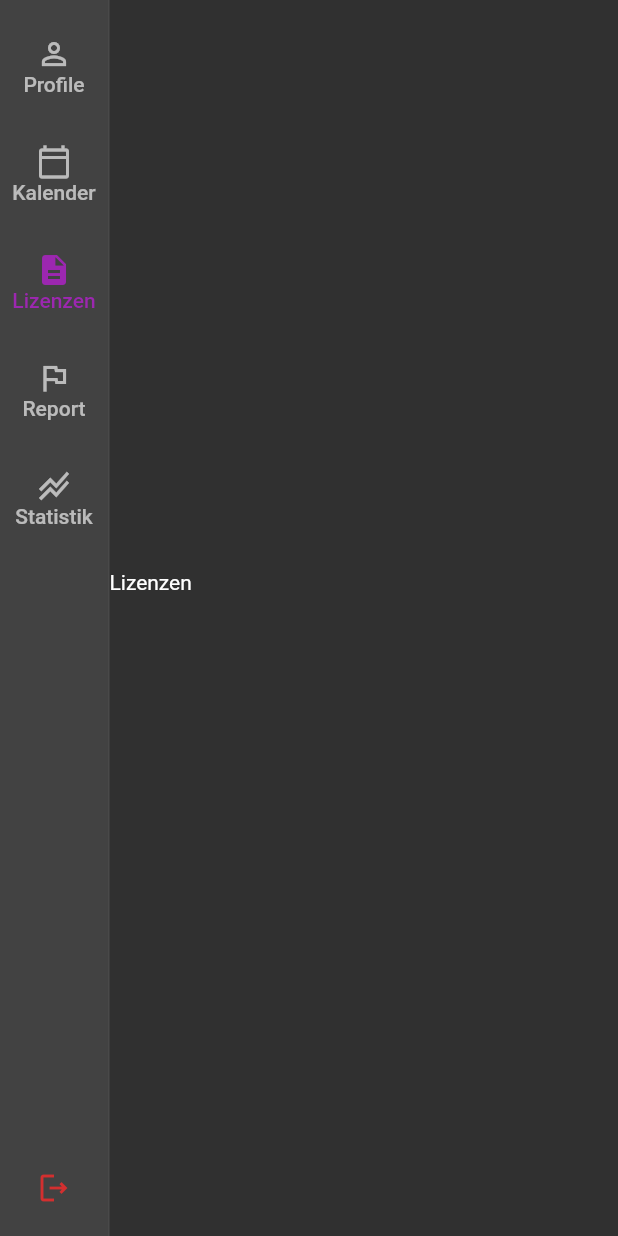
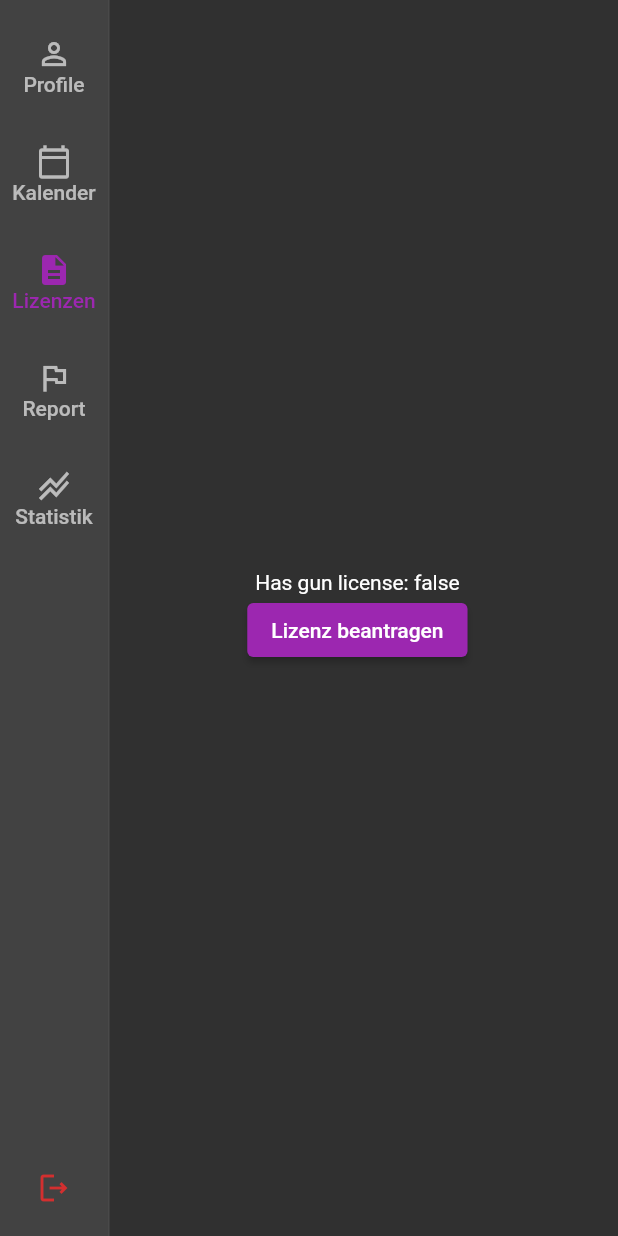
Before and after one commit to floodoo/gun_club, a Flutter app: the WebLayout screen opened by its route, after a tap on "Kalender", after a tap on "Lizenzen", on a phone screen of 412 x 824 dp. Run offline on Flutter 3.47's test engine with Material 2 defaults, Android fonts, the phone set to English and light mode, and no system bars; our stand-ins replace device_info_plus, flutter_riverpod, freezed_annotation, go_router, riverpod_annotation, supabase_flutter; accounts and stored records are empty; generated files the repository leaves out were written again.

Commit message:
add gun license

```diff
--- a/lib/src/core/ui/widgets/web_layout.dart
+++ b/lib/src/core/ui/widgets/web_layout.dart
@@ -1,6 +1,7 @@
 import 'package:flutter/material.dart';
 import 'package:go_router/go_router.dart';
 import 'package:gun_club/src/core/constants/supabase.constants.dart';
+import 'package:gun_club/src/features/gun_license/presentation/gun_license.page.dart';
 import 'package:gun_club/src/features/profile/presentation/profile.page.dart';
 
 class WebLayout extends StatefulWidget {
@@ -20,7 +21,7 @@ class _WebLayoutState extends State<WebLayout> {
       children: const [
         ProfilePage(),
         Text("Kalender"),
-        Text("Lizenzen"),
+        GunLicensePage(),
         Text("Report"),
         Text("Statistik"),
       ],
@@ -82,9 +83,7 @@ class _WebLayoutState extends State<WebLayout> {
             ],
           ),
           const VerticalDivider(thickness: 1, width: 1),
-          Expanded(
-            child: child,
-          )
+          Expanded(child: Center(child: child)),
         ],
       ),
     );
--- /dev/null
+++ b/lib/src/features/gun_license/data/sources/dto/gun_license.dto.dart
@@ -0,0 +1,13 @@
+import 'package:freezed_annotation/freezed_annotation.dart';
+
+part 'gun_license.dto.freezed.dart';
+part 'gun_license.dto.g.dart';
+
+@freezed
+class GunLicenseDto with _$GunLicenseDto {
+  const factory GunLicenseDto({
+    @Default(false) bool gunLicense,
+  }) = _LicenseDto;
+
+  factory GunLicenseDto.fromJson(Map<String, dynamic> json) => _$GunLicenseDtoFromJson(json);
+}
--- /dev/null
+++ b/lib/src/features/gun_license/data/sources/remote/gun_license.api.dart
@@ -0,0 +1,9 @@
+import 'package:gun_club/src/core/constants/supabase.constants.dart';
+import 'package:gun_club/src/features/gun_license/data/sources/dto/gun_license.dto.dart';
+
+class GunLicenseApi {
+  Future<GunLicenseDto> getGunLicense({required String userId}) async {
+    final response = await supabase.from('profiles').select('gun_license').eq('user_id', userId).single();
+    return GunLicenseDto.fromJson(response);
+  }
+}
--- /dev/null
+++ b/lib/src/features/gun_license/presentation/gun_license.controller.dart
@@ -0,0 +1,14 @@
+import 'package:gun_club/src/core/constants/supabase.constants.dart';
+import 'package:gun_club/src/features/gun_license/data/sources/dto/gun_license.dto.dart';
+import 'package:gun_club/src/features/gun_license/data/sources/remote/gun_license.api.dart';
+import 'package:riverpod_annotation/riverpod_annotation.dart';
+
+part 'gun_license.controller.g.dart';
+
+@riverpod
+class GunLicenseController extends _$GunLicenseController {
+  @override
+  Future<GunLicenseDto> build() async {
+    return GunLicenseApi().getGunLicense(userId: supabase.auth.currentUser!.id);
+  }
+}
--- /dev/null
+++ b/lib/src/features/gun_license/presentation/gun_license.page.dart
@@ -0,0 +1,45 @@
+import 'package:flutter/material.dart';
+import 'package:flutter_riverpod/flutter_riverpod.dart';
+import 'package:gun_club/src/features/gun_license/presentation/gun_license.controller.dart';
+
+class GunLicensePage extends ConsumerStatefulWidget {
+  const GunLicensePage({super.key});
+
+  @override
+  ConsumerState<ConsumerStatefulWidget> createState() => _GunLicensePageState();
+}
+
+class _GunLicensePageState extends ConsumerState<GunLicensePage> {
+  bool _isLoading = false;
+
+  @override
+  Widget build(BuildContext context) {
+    return ref.watch(gunLicenseControllerProvider).when(
+          data: (license) {
+            return SingleChildScrollView(
+              child: Column(
+                children: [
+                  Text("Has gun license: ${license.gunLicense.toString()}"),
+                  ElevatedButton(
+                    onPressed: _isLoading
+                        ? null
+                        : () async {
+                            setState(() {
+                              _isLoading = true;
+                            });
+                            await Future.delayed(const Duration(seconds: 1));
+                            setState(() {
+                              _isLoading = false;
+                            });
+                          },
+                    child: const Text("Lizenz beantragen"),
+                  )
+                ],
+              ),
+            );
+          },
+          loading: () => const CircularProgressIndicator(),
+          error: (error, stack) => Text(error.toString()),
+        );
+  }
+}
--- a/lib/src/features/profile/data/sources/dto/profile.dto.dart
+++ b/lib/src/features/profile/data/sources/dto/profile.dto.dart
@@ -10,9 +10,11 @@ class ProfileDto with _$ProfileDto {
     required String firstName,
     required String lastName,
     required DateTime dateOfBirth,
+    required String email,
+    @Default(false) bool gunLicense,
     required DateTime registeredSince,
-    required String adressId,
-    required String userTypeId,
+    required int userTypeId,
+    required String addressId,
   }) = _ProfileDto;
 
   factory ProfileDto.fromJson(Map<String, dynamic> json) => _$ProfileDtoFromJson(json);
```
